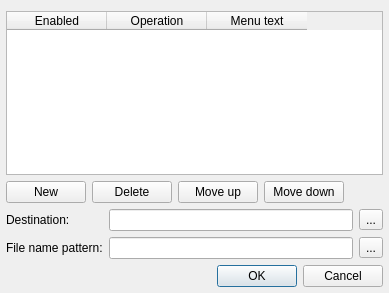
Qt form src/plugins/General/fileops/settingsdialog.ui (ksv1986/qmmp-staging) before a commit.
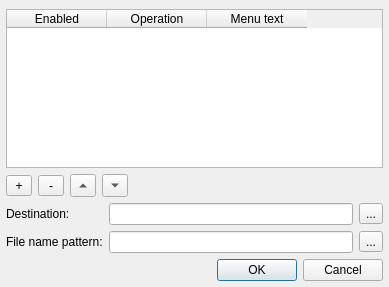
The same form after that commit.

Commit message: updated fileops plugin, fixed file dialog bugs

```diff
--- a/src/plugins/General/fileops/settingsdialog.ui
+++ b/src/plugins/General/fileops/settingsdialog.ui
@@ -7,7 +7,7 @@
     <x>0</x>
     <y>0</y>
     <width>389</width>
-    <height>293</height>
+    <height>287</height>
    </rect>
   </property>
   <property name="windowTitle">
@@ -17,6 +17,9 @@
    <property name="leftMargin">
     <number>6</number>
    </property>
+   <property name="topMargin">
+    <number>9</number>
+   </property>
    <property name="rightMargin">
     <number>6</number>
    </property>
@@ -59,34 +62,61 @@
    </item>
    <item row="1" column="0" colspan="2">
     <layout class="QHBoxLayout" name="horizontalLayout">
-     <property name="spacing">
-      <number>6</number>
-     </property>
      <item>
-      <widget class="QPushButton" name="newButton">
+      <widget class="QToolButton" name="newButton">
+       <property name="minimumSize">
+        <size>
+         <width>26</width>
+         <height>0</height>
+        </size>
+       </property>
        <property name="text">
-        <string>New</string>
+        <string>+</string>
        </property>
       </widget>
      </item>
      <item>
-      <widget class="QPushButton" name="deleteButton">
+      <widget class="QToolButton" name="deleteButton">
+       <property name="minimumSize">
+        <size>
+         <width>26</width>
+         <height>0</height>
+        </size>
+       </property>
        <property name="text">
-        <string>Delete</string>
+        <string>-</string>
        </property>
       </widget>
      </item>
      <item>
-      <widget class="QPushButton" name="pushButton_2">
+      <widget class="QToolButton" name="toolButton">
+       <property name="minimumSize">
+        <size>
+         <width>26</width>
+         <height>0</height>
+        </size>
+       </property>
        <property name="text">
-        <string>Move up</string>
+        <string>...</string>
        </property>
+       <property name="arrowType">
+        <enum>Qt::UpArrow</enum>
+       </property>
       </widget>
      </item>
      <item>
-      <widget class="QPushButton" name="pushButton_3">
+      <widget class="QToolButton" name="toolButton_3">
+       <property name="minimumSize">
+        <size>
+         <width>26</width>
+         <height>0</height>
+        </size>
+       </property>
        <property name="text">
-        <string>Move down</string>
+        <string>...</string>
+       </property>
+       <property name="arrowType">
+        <enum>Qt::DownArrow</enum>
        </property>
       </widget>
      </item>
@@ -97,8 +127,8 @@
        </property>
        <property name="sizeHint" stdset="0">
         <size>
-         <width>198</width>
-         <height>20</height>
+         <width>178</width>
+         <height>23</height>
         </size>
        </property>
       </spacer>
@@ -135,7 +165,7 @@
       <widget class="QLineEdit" name="lineEdit"/>
      </item>
      <item row="1" column="2">
-      <widget class="QToolButton" name="toolButton">
+      <widget class="QToolButton" name="patternButton">
        <property name="text">
         <string>...</string>
        </property>
```
Left out of the diff: 6 changed lines with no effect on the pictures. The commit also changes 7 other files.
